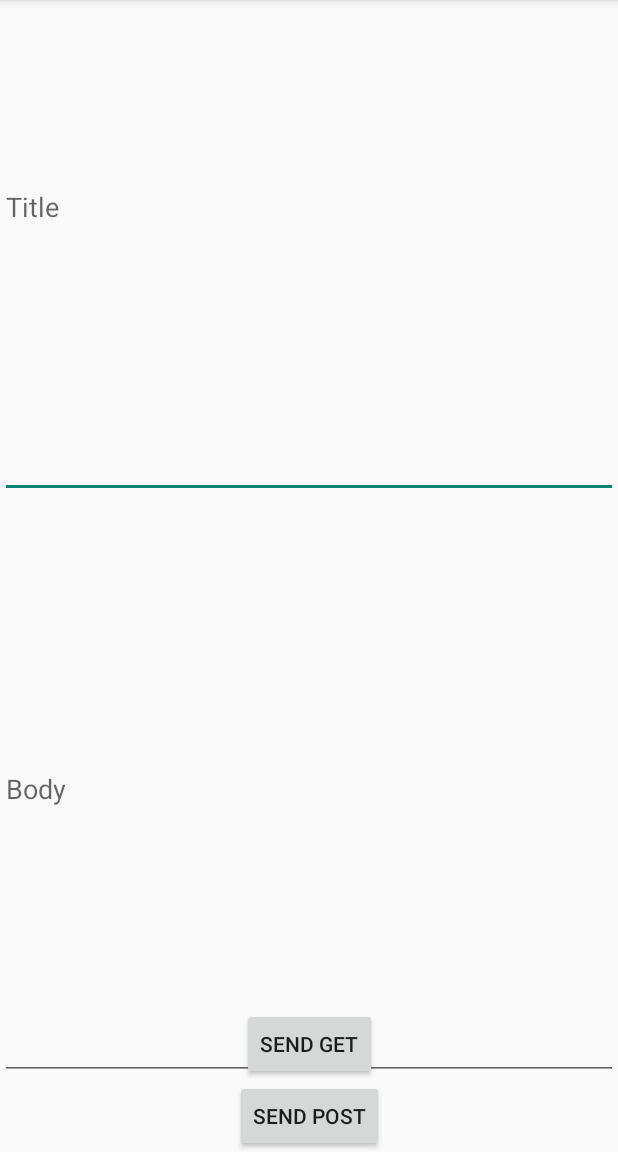
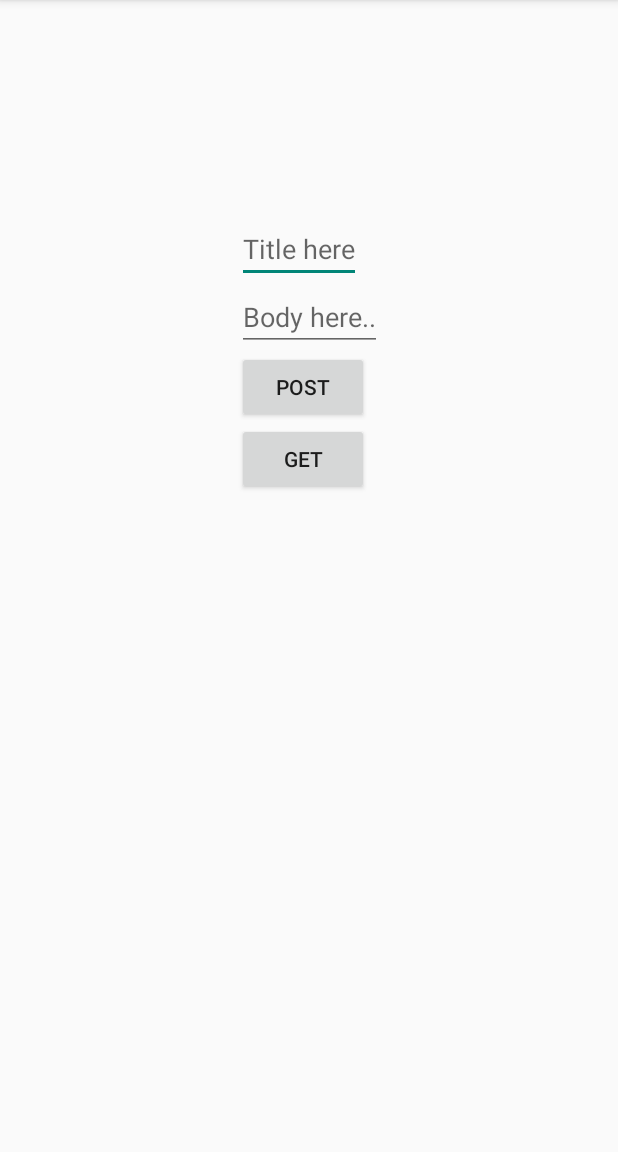
Before and after one commit to sujan-poudel-03/Mobile_Programming_Course, an Android app: the VolleyActivity screen opened directly, with no data from a screen before it, on a phone screen of 412 x 824 dp, the part 84-1236 px from its top. Run offline under Robolectric (Android 15) with nearby library versions, the phone set to English and light mode, and no system bars; our stand-ins replace Volley.

Commit message:
unit 7 update

```diff
--- a/app/src/main/AndroidManifest.xml
+++ b/app/src/main/AndroidManifest.xml
@@ -2,14 +2,9 @@
 <manifest xmlns:android="http://schemas.android.com/apk/res/android"
     xmlns:tools="http://schemas.android.com/tools">
 
-
     <uses-permission android:name="android.permission.INTERNET" />
     <uses-permission android:name="android.permission.ACCESS_FINE_LOCATION" />
     <uses-permission android:name="android.permission.ACCESS_COARSE_LOCATION" />
-
-    <meta-data
-        android:name="com.google.android.geo.API_KEY"
-        android:value="AIzaSyB28vpiC7MvotCVJlq9WxxGbt-3U6NJn3Q" />
 
     <application
         android:allowBackup="true"
@@ -21,6 +16,11 @@
         android:supportsRtl="true"
         android:theme="@style/Theme.MyApplication"
         tools:targetApi="31">
+
+        <meta-data
+            android:name="com.google.android.geo.API_KEY"
+            android:value="AIzaSyB28vpiC7MvotCVJlq9WxxGbt-3U6NJn3Q" />
+
         <activity
             android:name=".VolleyActivity"
             android:exported="false" />
--- a/app/src/main/java/com/example/myapplication/GoogleMapActivity.java
+++ b/app/src/main/java/com/example/myapplication/GoogleMapActivity.java
@@ -14,7 +14,7 @@ import com.google.android.gms.maps.model.LatLng;
 import com.google.android.gms.maps.model.MarkerOptions;
 
 public class GoogleMapActivity extends AppCompatActivity implements OnMapReadyCallback {
-
+    GoogleMap newMap;
     @Override
     protected void onCreate(Bundle savedInstanceState) {
         super.onCreate(savedInstanceState);
@@ -30,7 +30,7 @@ public class GoogleMapActivity extends AppCompatActivity implements OnMapReadyCa
 
     @Override
     public void onMapReady(@NonNull GoogleMap googleMap) {
-        GoogleMap newMap = googleMap;
+        newMap = googleMap;
         //Adding latitude and longitude
         LatLng location = new LatLng(26,100);
 
--- a/app/src/main/java/com/example/myapplication/VolleyActivity.java
+++ b/app/src/main/java/com/example/myapplication/VolleyActivity.java
@@ -5,8 +5,12 @@ import android.os.Bundle;
 import androidx.activity.EdgeToEdge;
 import androidx.appcompat.app.AppCompatActivity;
 import android.util.Log;
+import android.view.View;
 import android.widget.Button;
 import android.widget.EditText;
+import android.widget.ListView;
+import android.widget.TextView;
+import android.widget.Toast;
 
 
 import com.android.volley.Request;
@@ -22,10 +26,7 @@ public class VolleyActivity extends AppCompatActivity {
     private static final String POST_URL = "https://jsonplaceholder.typicode.com/posts";
     private static final String GET_URL = "https://jsonplaceholder.typicode.com/posts/1";
 
-    private EditText titleEditText;
-    private EditText bodyEditText;
-    private Button sendButton;
-    private Button getButton;
+
 
     @Override
     protected void onCreate(Bundle savedInstanceState) {
@@ -33,19 +34,25 @@ public class VolleyActivity extends AppCompatActivity {
         EdgeToEdge.enable(this);
         setContentView(R.layout.activity_volley);
 
-        titleEditText = findViewById(R.id.titleEditText);
-        bodyEditText = findViewById(R.id.bodyEditText);
-        sendButton = findViewById(R.id.sendButton);
-        getButton = findViewById(R.id.getButton);
+        EditText titleEditText = findViewById(R.id.titleEditText);
+        EditText bodyEditText = findViewById(R.id.bodyEditText);
+        Button postBtn = findViewById(R.id.postBtn);
+        Button getBtn = findViewById(R.id.getBtn);
+        TextView getDataTextView = findViewById(R.id.getDataTextView);
 
         RequestQueue requestQueue = Volley.newRequestQueue(this);
 
+        // POST Request
+        postBtn.setOnClickListener(new View.OnClickListener() {
+            @Override
+            public void onClick(View v) {
+                String title = titleEditText.getText().toString();
+                String body = bodyEditText.getText().toString();
 
-        // Handle POST request
                 JSONObject jsonBody = new JSONObject();
                 try {
-            jsonBody.put("title", "this is a title");
-            jsonBody.put("body", "this is a body");
+                    jsonBody.put("title", title);
+                    jsonBody.put("body", body);
                     jsonBody.put("userId", 1); // Example userId
                 } catch (Exception e) {
                     e.printStackTrace();
@@ -55,19 +62,39 @@ public class VolleyActivity extends AppCompatActivity {
                         Request.Method.POST,
                         POST_URL,
                         jsonBody,
-                response -> Log.d("VolleyResponse POST", response.toString()),
+                        response -> {
+                            Log.d("VolleyResponse POST", response.toString());
+                            Toast.makeText(VolleyActivity.this, "Success", Toast.LENGTH_SHORT).show();
+                        },
                         error -> Log.e("VolleyError", error.toString())
                 );
 
                 requestQueue.add(jsonObjectRequest);
 
+            }
+        });
+
+        // Handle GET request and populate TextView
+        getBtn.setOnClickListener(v -> {
             StringRequest stringRequest = new StringRequest(Request.Method.GET, GET_URL,
-                response -> Log.d("VolleyResponse GET", response),
+                    response -> {
+                        try {
+                            JSONObject jsonObject = new JSONObject(response);
+                            String title = jsonObject.getString("title");
+                            String body = jsonObject.getString("body");
+
+                            String displayText = "Title: " + title + "\nBody: " + body;
+                            getDataTextView.setText(displayText);
+
+                        } catch (Exception e) {
+                            e.printStackTrace();
+                        }
+                    },
                     error -> Log.e("VolleyError", error.toString())
             );
 
             requestQueue.add(stringRequest);
-
+        });
 
     }
 }
--- a/app/src/main/res/layout/activity_volley.xml
+++ b/app/src/main/res/layout/activity_volley.xml
@@ -6,50 +6,53 @@
     android:layout_height="match_parent"
     tools:context=".VolleyActivity">
 
-    <EditText
-        android:id="@+id/titleEditText"
-        android:layout_width="0dp"
-        android:layout_height="0dp"
-        android:hint="Title"
-        app:layout_constraintBottom_toTopOf="@id/bodyEditText"
-        app:layout_constraintEnd_toEndOf="parent"
-        app:layout_constraintHorizontal_bias="0.0"
-        app:layout_constraintStart_toStartOf="parent"
-        app:layout_constraintTop_toTopOf="parent"
-        app:layout_constraintVertical_bias="0.0" />
-
-    <EditText
-        android:id="@+id/bodyEditText"
-        android:layout_width="0dp"
-        android:layout_height="0dp"
-        android:hint="Body"
-        app:layout_constraintEnd_toEndOf="parent"
-        app:layout_constraintStart_toStartOf="parent"
-        app:layout_constraintTop_toBottomOf="@id/titleEditText"
-        app:layout_constraintBottom_toTopOf="@id/sendButton"
-        app:layout_constraintHorizontal_bias="0.5"
-        app:layout_constraintVertical_bias="0.5" />
-
-    <Button
-        android:id="@+id/sendButton"
+    <LinearLayout
+        android:id="@+id/getLayout"
         android:layout_width="wrap_content"
         android:layout_height="wrap_content"
-        android:text="Send POST"
-        app:layout_constraintEnd_toEndOf="parent"
+        android:orientation="vertical"
+        android:layout_marginTop="80dp"
+        app:layout_constraintTop_toTopOf="parent"
         app:layout_constraintStart_toStartOf="parent"
-        app:layout_constraintBottom_toBottomOf="parent"
-        app:layout_constraintHorizontal_bias="0.5"
-        app:layout_constraintVertical_bias="0.0" />
+        app:layout_constraintEnd_toEndOf="parent">
 
-    <Button
-        android:id="@+id/getButton"
+        <TextView
+            android:layout_width="wrap_content"
+            android:layout_height="wrap_content"
+            android:id="@+id/getDataTextView"
+            tools:ignore="MissingConstraints" />
+
+    </LinearLayout>
+
+    <LinearLayout
         android:layout_width="wrap_content"
         android:layout_height="wrap_content"
-        android:text="Send GET"
-        app:layout_constraintEnd_toEndOf="parent"
+        android:orientation="vertical"
+        android:layout_marginTop="100dp"
+        app:layout_constraintTop_toBottomOf="@id/getLayout"
         app:layout_constraintStart_toStartOf="parent"
-        app:layout_constraintBottom_toTopOf="@id/sendButton"
-        app:layout_constraintHorizontal_bias="0.5"
-        app:layout_constraintVertical_bias="0.0" />
+        app:layout_constraintEnd_toEndOf="parent">
 
+        <EditText
+            android:layout_width="wrap_content"
+            android:layout_height="wrap_content"
+            android:id="@+id/titleEditText"
+            android:hint="Title here"/>
+        <EditText
+            android:layout_width="wrap_content"
+            android:layout_height="wrap_content"
+            android:id="@+id/bodyEditText"
+            android:hint="Body here.."/>
+        <Button
+            android:id="@+id/postBtn"
+            android:layout_width="wrap_content"
+            android:layout_height="wrap_content"
+            android:text="POST" />
+
+        <Button
+            android:id="@+id/getBtn"
+            android:layout_width="wrap_content"
+            android:layout_height="wrap_content"
+            android:text="GET" />
+    </LinearLayout>
 </androidx.constraintlayout.widget.ConstraintLayout>
```
Also changed, not shown: 1 other file. Lines whose indentation alone changed are shown as unchanged.
